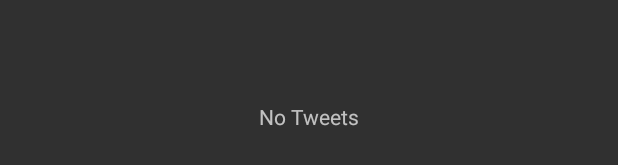
After one commit to nklugman/utility_app, an Android app: the layout activity_twitter_timeline.xml on its own in the app's theme, with its tools: preview values and no code run, on a phone screen of 412 x 824 dp. The commit adds this screen. Shown: the part 501-666 px from the top of the screen. Run offline under Robolectric (Android 15) with nearby library versions, the phone set to English and light mode, and no system bars.

Commit message:
Not yet done on: Unit test for Twitter. Show twitter timeline.

```diff
--- /dev/null
+++ b/Android/KPLC/app/src/main/res/layout/activity_twitter_timeline.xml
@@ -0,0 +1,20 @@
+<?xml version="1.0" encoding="utf-8"?>
+<LinearLayout xmlns:android="http://schemas.android.com/apk/res/android"
+    android:orientation="vertical"
+    android:layout_width="match_parent"
+    android:layout_height="match_parent">
+
+    <TextView android:id="@id/android:empty"
+        android:layout_width="match_parent"
+        android:layout_height="match_parent"
+        android:gravity="center_horizontal|center_vertical"
+        android:text="No Tweets"/>
+
+    <ListView android:id="@id/android:list"
+        android:layout_width="match_parent"
+        android:layout_height="0dp"
+        android:layout_weight="1"
+        android:divider="#e1e8ed"
+        android:dividerHeight="1dp"
+        android:drawSelectorOnTop="false"/>
+</LinearLayout>
--- a/Android/KPLC/app/src/main/res/values/strings.xml
+++ b/Android/KPLC/app/src/main/res/values/strings.xml
@@ -23,4 +23,5 @@
     <string name="android_studio_android_com">android.studio@android.com</string>
     <string name="postpaid_number">Enter your phone number</string>
     <string name="postpaid_sms">Enter message</string>
+    <string name="title_activity_twitter_timeline">Whatever</string>
 </resources>
```
Also changed, not shown: Android/KPLC/app/build.gradle (+19 -1 lines), Android/KPLC/app/src/main/AndroidManifest.xml (+12 -2 lines), Android/KPLC/app/src/main/java/gridwatch/kplc/activities/HomeActivity.java (+11 -1 lines), Android/KPLC/app/src/main/java/gridwatch/kplc/activities/social_media/Twitter/TwitterActivity.java (added, +76 -0 lines), Android/KPLC/app/src/main/java/gridwatch/kplc/activities/social_media/Twitter/TwitterTimeline.java (added, +26 -0 lines), Android/KPLC/app/src/main/java/gridwatch/kplc/activities/social_media/TwitterActivity.java (deleted, +0 -15 lines), Android/KPLC/app/src/main/res/layout/activity_twitter.xml (+16 -3 lines), 2 other files.
